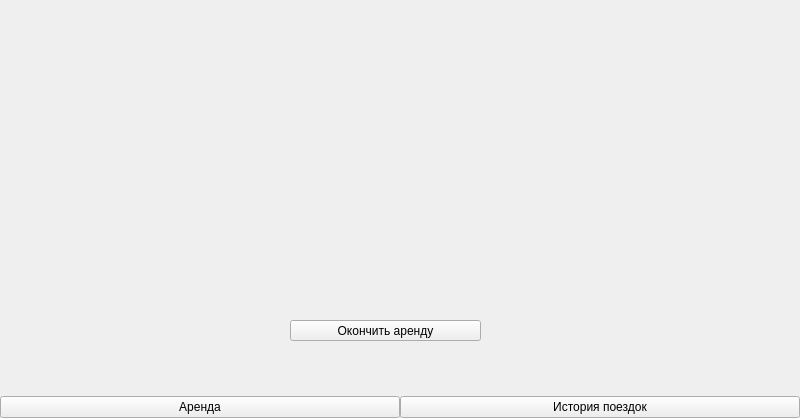
Above: mainwindow.ui from patronsgg/CarGoRent before the change. Below: the same form after it.
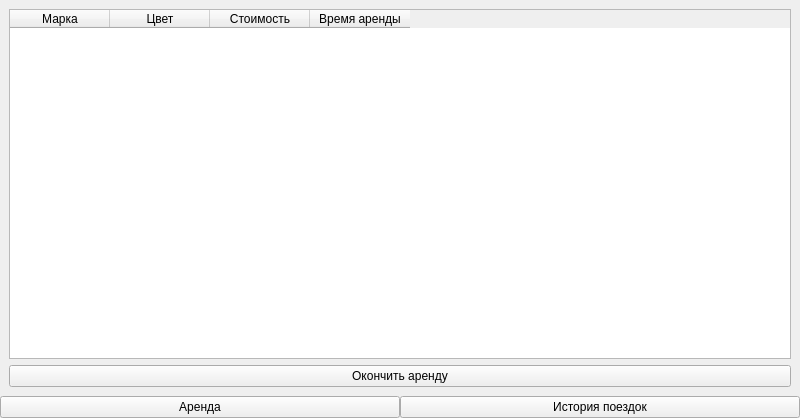
That is the form after the change. The open tabs and pages were chosen to show the change.

Commit message: change mainwindow ui, added triggers

```diff
--- a/mainwindow.ui
+++ b/mainwindow.ui
@@ -173,19 +173,43 @@
        </layout>
       </widget>
       <widget class="QWidget" name="page">
-       <widget class="QPushButton" name="pushButton_4">
-        <property name="geometry">
-         <rect>
-          <x>290</x>
-          <y>320</y>
-          <width>191</width>
-          <height>21</height>
-         </rect>
-        </property>
-        <property name="text">
-         <string>Окончить аренду</string>
-        </property>
-       </widget>
+       <layout class="QHBoxLayout" name="horizontalLayout_4">
+        <item>
+         <layout class="QVBoxLayout" name="verticalLayout_5">
+          <item>
+           <widget class="QTableWidget" name="tableWidget_3">
+            <column>
+             <property name="text">
+              <string>Марка</string>
+             </property>
+            </column>
+            <column>
+             <property name="text">
+              <string>Цвет</string>
+             </property>
+            </column>
+            <column>
+             <property name="text">
+              <string>Стоимость</string>
+             </property>
+            </column>
+            <column>
+             <property name="text">
+              <string>Время аренды</string>
+             </property>
+            </column>
+           </widget>
+          </item>
+          <item>
+           <widget class="QPushButton" name="pushButton_4">
+            <property name="text">
+             <string>Окончить аренду</string>
+            </property>
+           </widget>
+          </item>
+         </layout>
+        </item>
+       </layout>
       </widget>
      </widget>
     </item>
```
Left out of the diff: 32 changed lines with no effect on the pictures. The commit also changes 4 other files.
